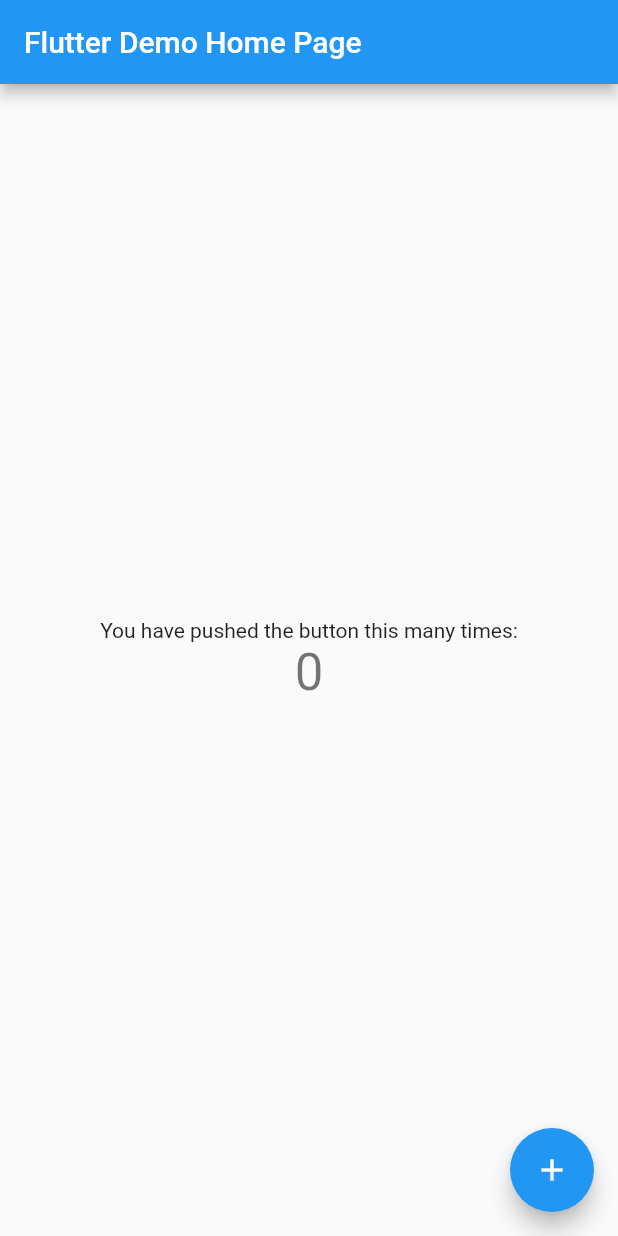
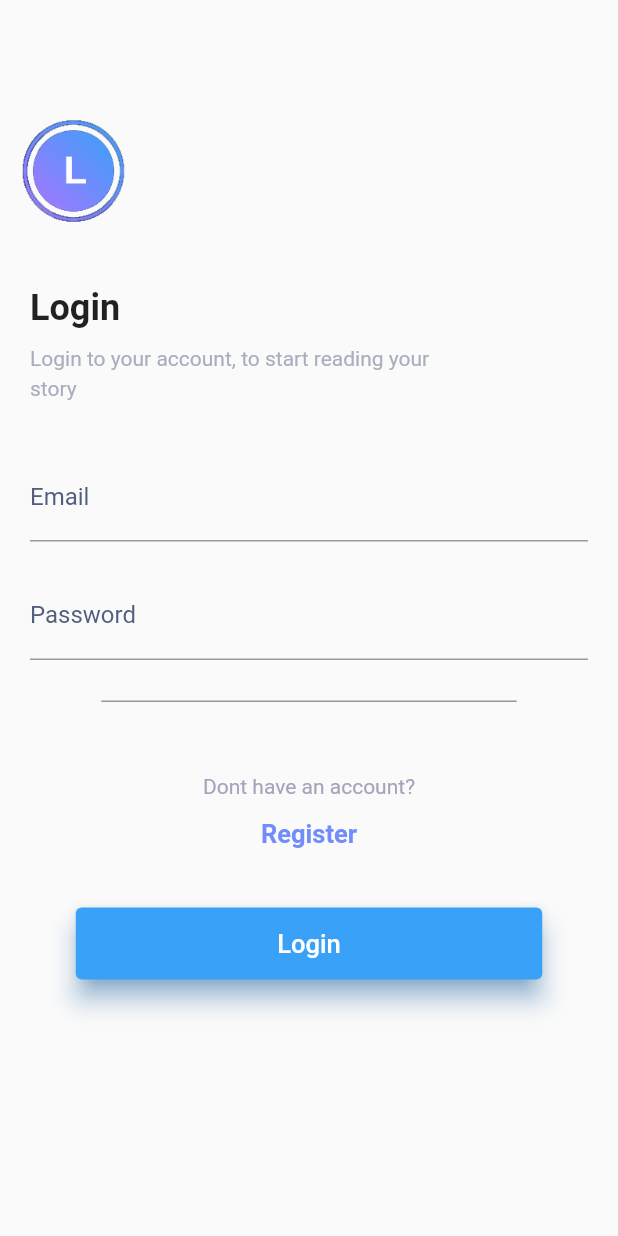
Before and after one commit to chiebuka39/bedtime_stories, a Flutter app: the screen it shows after launch, on a phone screen of 412 x 824 dp. Run offline on Flutter 3.47's test engine with Material 2 defaults, Android fonts, the phone set to English and light mode, and no system bars.

Commit message:
login screen added

```diff
--- a/lib/main.dart
+++ b/lib/main.dart
@@ -1,3 +1,4 @@
+import 'package:bedtime_stories/screens/login_screen.dart';
 import 'package:flutter/material.dart';
 
 void main() => runApp(MyApp());
@@ -6,106 +7,18 @@ class MyApp extends StatelessWidget {
   // This widget is the root of your application.
   @override
   Widget build(BuildContext context) {
-    return MaterialApp(
-      title: 'Flutter Demo',
-      theme: ThemeData(
-        // This is the theme of your application.
-        //
-        // Try running your application with "flutter run". You'll see the
-        // application has a blue toolbar. Then, without quitting the app, try
-        // changing the primarySwatch below to Colors.green and then invoke
-        // "hot reload" (press "r" in the console where you ran "flutter run",
-        // or simply save your changes to "hot reload" in a Flutter IDE).
-        // Notice that the counter didn't reset back to zero; the application
-        // is not restarted.
-        primarySwatch: Colors.blue,
-      ),
-      home: MyHomePage(title: 'Flutter Demo Home Page'),
-    );
+    return MaterialApp(debugShowCheckedModeBanner: false, home: MyHomePage());
   }
 }
 
 class MyHomePage extends StatefulWidget {
-  MyHomePage({Key key, this.title}) : super(key: key);
-
-  // This widget is the home page of your application. It is stateful, meaning
-  // that it has a State object (defined below) that contains fields that affect
-  // how it looks.
-
-  // This class is the configuration for the state. It holds the values (in this
-  // case the title) provided by the parent (in this case the App widget) and
-  // used by the build method of the State. Fields in a Widget subclass are
-  // always marked "final".
-
-  final String title;
-
   @override
   _MyHomePageState createState() => _MyHomePageState();
 }
 
 class _MyHomePageState extends State<MyHomePage> {
-  int _counter = 0;
-
-  void _incrementCounter() {
-    setState(() {
-      // This call to setState tells the Flutter framework that something has
-      // changed in this State, which causes it to rerun the build method below
-      // so that the display can reflect the updated values. If we changed
-      // _counter without calling setState(), then the build method would not be
-      // called again, and so nothing would appear to happen.
-      _counter++;
-    });
-  }
-
   @override
   Widget build(BuildContext context) {
-    // This method is rerun every time setState is called, for instance as done
-    // by the _incrementCounter method above.
-    //
-    // The Flutter framework has been optimized to make rerunning build methods
-    // fast, so that you can just rebuild anything that needs updating rather
-    // than having to individually change instances of widgets.
-    return Scaffold(
-      appBar: AppBar(
-        // Here we take the value from the MyHomePage object that was created by
-        // the App.build method, and use it to set our appbar title.
-        title: Text(widget.title),
-      ),
-      body: Center(
-        // Center is a layout widget. It takes a single child and positions it
-        // in the middle of the parent.
-        child: Column(
-          // Column is also layout widget. It takes a list of children and
-          // arranges them vertically. By default, it sizes itself to fit its
-          // children horizontally, and tries to be as tall as its parent.
-          //
-          // Invoke "debug painting" (press "p" in the console, choose the
-          // "Toggle Debug Paint" action from the Flutter Inspector in Android
-          // Studio, or the "Toggle Debug Paint" command in Visual Studio Code)
-          // to see the wireframe for each widget.
-          //
-          // Column has various properties to control how it sizes itself and
-          // how it positions its children. Here we use mainAxisAlignment to
-          // center the children vertically; the main axis here is the vertical
-          // axis because Columns are vertical (the cross axis would be
-          // horizontal).
-          mainAxisAlignment: MainAxisAlignment.center,
-          children: <Widget>[
-            Text(
-              'You have pushed the button this many times:',
-            ),
-            Text(
-              '$_counter',
-              style: Theme.of(context).textTheme.display1,
-            ),
-          ],
-        ),
-      ),
-      floatingActionButton: FloatingActionButton(
-        onPressed: _incrementCounter,
-        tooltip: 'Increment',
-        child: Icon(Icons.add),
-      ), // This trailing comma makes auto-formatting nicer for build methods.
-    );
+    return new LoginScreen();
   }
 }
--- /dev/null
+++ b/lib/screens/login_screen.dart
@@ -0,0 +1,147 @@
+import 'package:flutter/material.dart';
+
+class LoginScreen extends StatelessWidget {
+  const LoginScreen({
+    Key key,
+  }) : super(key: key);
+
+  @override
+  Widget build(BuildContext context) {
+    return Scaffold(
+      body: SingleChildScrollView(
+        child: Column(
+          crossAxisAlignment: CrossAxisAlignment.start,
+          children: <Widget>[
+            Container(
+                padding: EdgeInsets.fromLTRB(12.0, 78.0, 0.0, 0.0),
+                child: Image.asset(
+                  'assets/logo.png',
+                  height: 73.0,
+                  width: 73.0,
+                )),
+            Container(
+              child: Stack(
+                children: <Widget>[
+                  Container(
+                    padding: EdgeInsets.fromLTRB(20.0, 40.0, 0.0, 0.0),
+                    child: Text(
+                      'Login',
+                      style: TextStyle(
+                          fontWeight: FontWeight.bold, fontSize: 24.0),
+                    ),
+                  ),
+                  Container(
+                    padding: EdgeInsets.fromLTRB(20.0, 80.0, 0.0, 0.0),
+                    child: Text(
+                      'Login to your account, to start reading your',
+                      style: TextStyle(
+                        color: Color(0xFFA9AEBE),
+                        fontSize: 14.0,
+                      ),
+                    ),
+                  ),
+                  Container(
+                    padding: EdgeInsets.fromLTRB(20.0, 100.0, 0.0, 0.0),
+                    child: Text(
+                      'story',
+                      style: TextStyle(
+                        color: Color(0xFFA9AEBE),
+                        fontSize: 14.0,
+                      ),
+                    ),
+                  )
+                ],
+              ),
+            ),
+            Container(
+              padding: EdgeInsets.only(top: 35.0, left: 20.0, right: 20.0),
+              child: Column(
+                children: <Widget>[
+                  TextField(
+                    decoration: InputDecoration(
+                        labelText: 'Email',
+                        labelStyle: TextStyle(
+                          color: Color(0xff535D7E),
+                        ),
+                        focusedBorder: OutlineInputBorder(
+                            borderSide: BorderSide(color: Colors.grey))),
+                  ),
+                  SizedBox(
+                    height: 20.0,
+                  ),
+                  TextField(
+                    decoration: InputDecoration(
+                        labelText: 'Password',
+                        labelStyle: TextStyle(
+                          color: Color(0xff535D7E),
+                        ),
+                        focusedBorder: OutlineInputBorder(
+                            borderSide: BorderSide(color: Colors.grey))),
+                    obscureText: true,
+                  ),
+                  SizedBox(
+                    height: 27.0,
+                  ),
+                  Container(
+                    height: 1.0,
+                    width: 277.0,
+                    color: Color(0xff979797),
+                  ),
+                  SizedBox(
+                    height: 48.0,
+                  ),
+                  Container(
+                    child: Text(
+                      'Dont have an account?',
+                      style: TextStyle(color: Color(0xffA4A4BD), fontSize: 14),
+                    ),
+                  ),
+                  SizedBox(
+                    height: 14.0,
+                  ),
+                  Container(
+                    child: InkWell(
+                      onTap: () {},
+                      child: Text(
+                        'Register',
+                        style: TextStyle(
+                            color: Color(0xff718CFB),
+                            fontWeight: FontWeight.w600,
+                            fontSize: 17.0),
+                      ),
+                    ),
+                  ),
+                  SizedBox(
+                    height: 39.0,
+                  ),
+                  Container(
+                    height: 48.0,
+                    width: 311.0,
+                    child: Material(
+                      borderRadius: BorderRadius.circular(4.0),
+                      shadowColor: Color(0xff39A1F7),
+                      color: Color(0xff39A1F7),
+                      elevation: 7.0,
+                      child: GestureDetector(
+                        onTap: () {},
+                        child: Center(
+                          child: Text(
+                            'Login',
+                            style: TextStyle(
+                                color: Colors.white,
+                                fontSize: 17.0,
+                                fontWeight: FontWeight.w500),
+                          ),
+                        ),
+                      ),
+                    ),
+                  )
+                ],
+              ),
+            )
+          ],
+        ),
+      ),
+    );
+  }
+}
--- a/pubspec.yaml
+++ b/pubspec.yaml
@@ -41,7 +41,8 @@ flutter:
   uses-material-design: true
 
   # To add assets to your application, add an assets section, like this:
-  # assets:
+  assets:
+    - assets/logo.png
   #  - images/a_dot_burr.jpeg
   #  - images/a_dot_ham.jpeg
 
```
Also changed, not shown: assets/logo.png (added).
